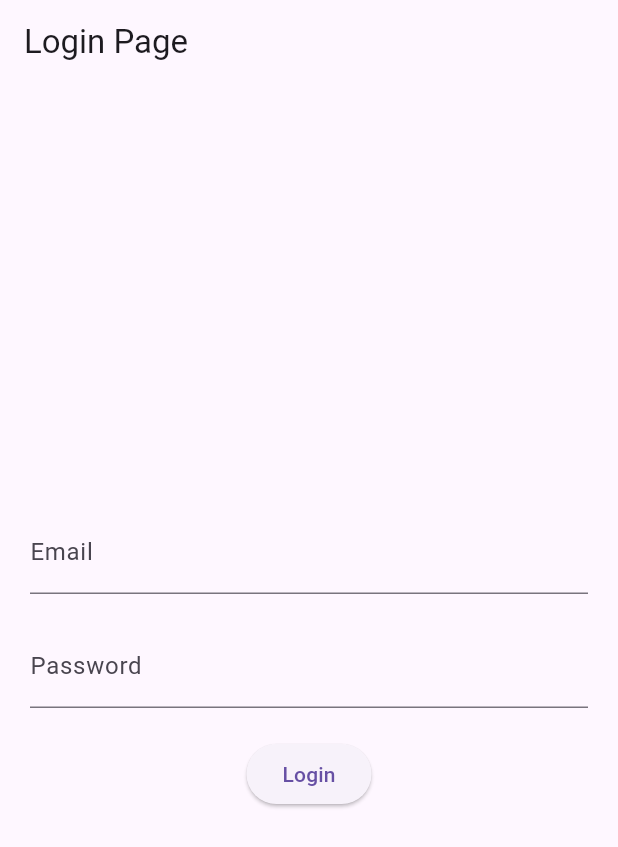
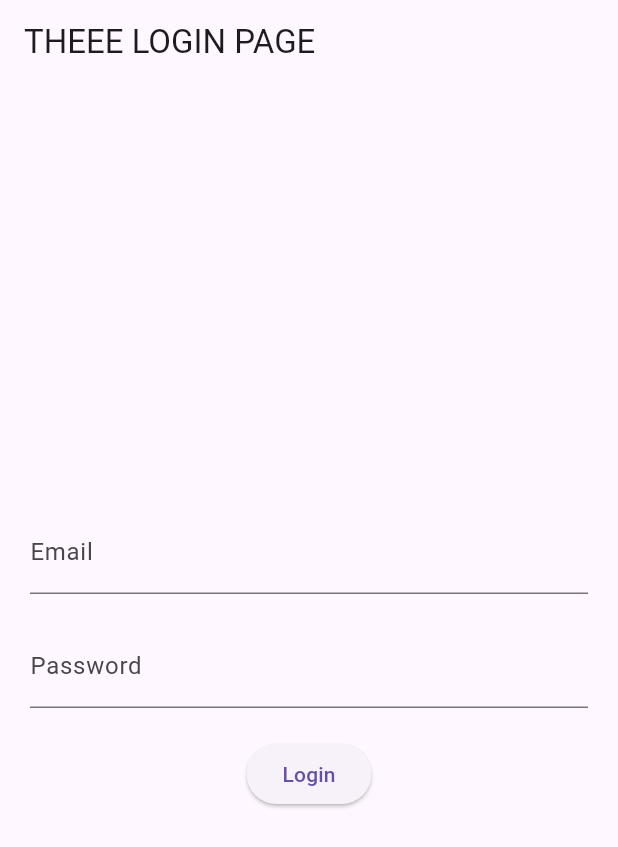
Before and after one commit to Affinity-App/Affinity-App, a Flutter app: the screen it shows after launch, on a phone screen of 412 x 824 dp. Shown: the top 847 px of the screen. Run offline on Flutter 3.47's test engine with Material 3 defaults, Android fonts, the phone set to English and light mode, and no system bars.

Commit message:
Test commit for Login page

```diff
--- a/CardiacEngineering-App/lib/pages/loginPage.dart
+++ b/CardiacEngineering-App/lib/pages/loginPage.dart
@@ -13,7 +13,7 @@ class _loginPageState extends State<loginPage> {
   Widget build(BuildContext context) {
     return Scaffold(
       appBar: AppBar(
-        title: Text('Login Page'),
+        title: Text('THEEE LOGIN PAGE'),
       ),
       body: Padding(
         padding: EdgeInsets.all(20.0),
```
